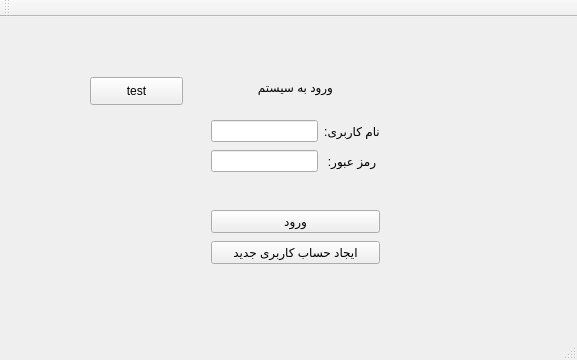
Qt form University-resource-management/login.ui (M-JavadHeydarpour/University-resource-management) before a commit.
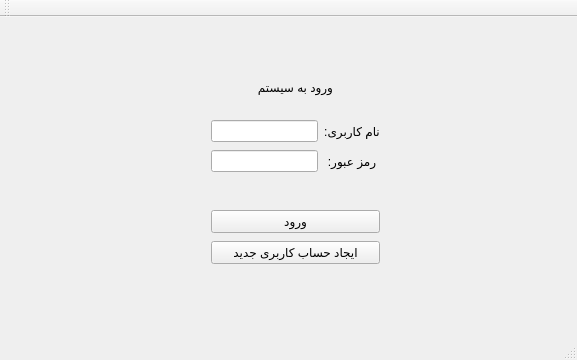
The same form after that commit.

Commit message: test office database object on login page

Diff of the .ui file:
```diff
--- a/University-resource-management/login.ui
+++ b/University-resource-management/login.ui
@@ -156,19 +156,6 @@
        </item>
       </layout>
      </widget>
-     <widget class="QPushButton" name="PB_test">
-      <property name="geometry">
-       <rect>
-        <x>50</x>
-        <y>50</y>
-        <width>93</width>
-        <height>28</height>
-       </rect>
-      </property>
-      <property name="text">
-       <string>test</string>
-      </property>
-     </widget>
     </widget>
     <widget class="QWidget" name="page_2">
      <widget class="QWidget" name="verticalLayoutWidget_2">
```
Left out of the diff: 2 changed lines with no effect on the pictures. The commit also changes 4 other files.
